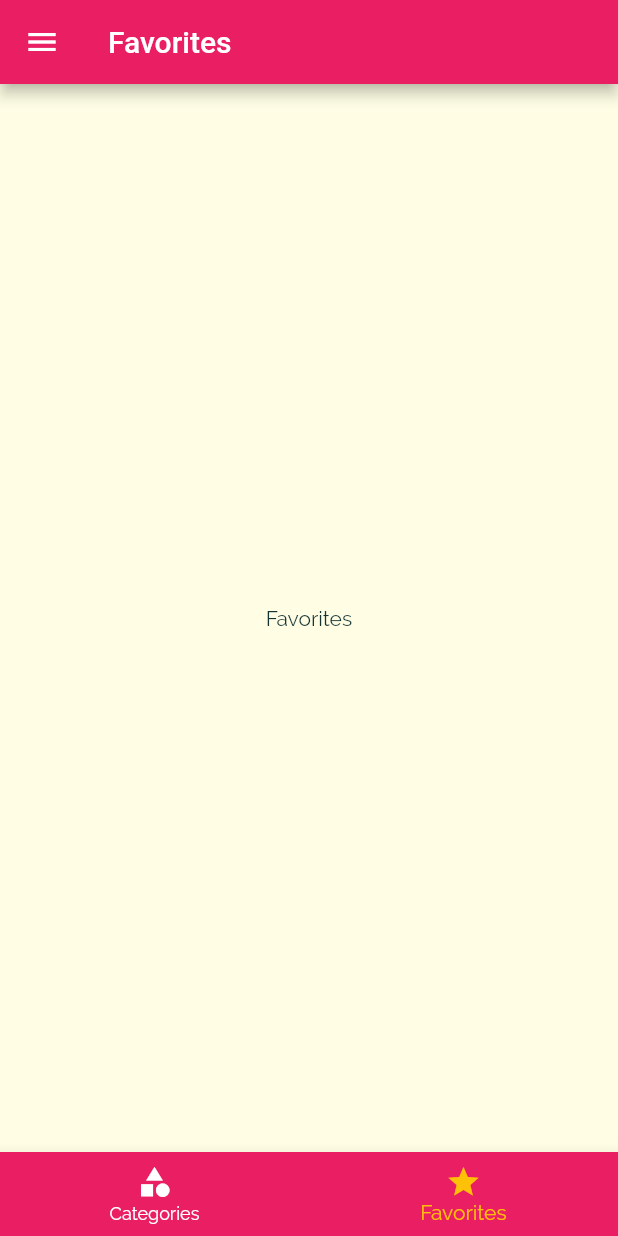
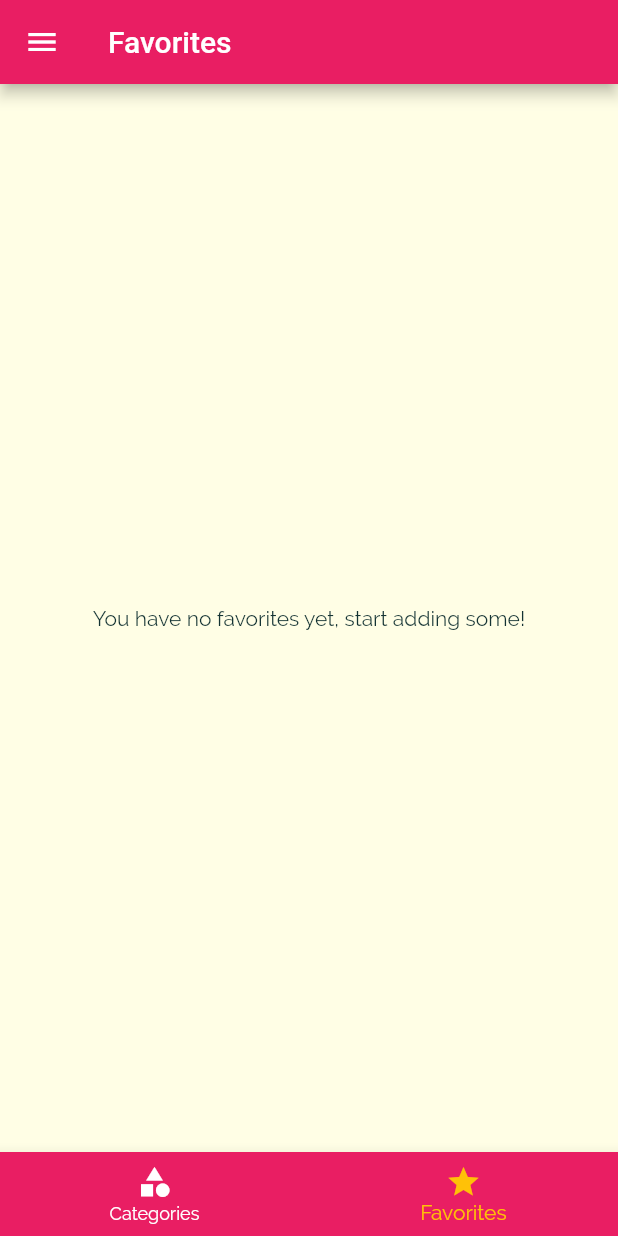
Before and after one commit to SJovis/flutter_recipes_app, a Flutter app: the screen it shows after launch, item 2 of the bottom bar chosen, on a phone screen of 412 x 824 dp. Run offline on Flutter 3.47's test engine with Material 2 defaults, Android fonts, the phone set to English and light mode, and no system bars.

Commit message:
favorites logic

```diff
--- a/lib/main.dart
+++ b/lib/main.dart
@@ -28,6 +28,25 @@ class _MyAppState extends State<MyApp> {
   };
 
   List<Meal> _availableMeals = DUMMY_MEALS;
+  List<Meal> _favoriteMeals = [];
+
+  void _toggleFavorite(String mealId) {
+    final existingIndex =
+        _favoriteMeals.indexWhere((meal) => meal.id == mealId);
+    if (existingIndex >= 0) {
+      setState(() {
+        _favoriteMeals.removeAt(existingIndex);
+      });
+    } else {
+      setState(() {
+        _favoriteMeals.add(DUMMY_MEALS.firstWhere((meal) => meal.id == mealId));
+      });
+    }
+  }
+
+  bool _isMealFavorite(String id) {
+    return _favoriteMeals.any((meal) => meal.id == id);
+  }
 
   void _setFilters(Map<String, bool> filterData) {
     setState(() {
@@ -74,10 +93,11 @@ class _MyAppState extends State<MyApp> {
       // home: const CategoriesScreen(),
       initialRoute: '/',
       routes: {
-        '/': (context) => const TabsScreen(),
+        '/': (context) => TabsScreen(favoriteMeals: _favoriteMeals),
         CategoryMealsScreen.routeName: (context) =>
             CategoryMealsScreen(availableMeals: _availableMeals),
-        MealDetailScreen.routeName: (context) => const MealDetailScreen(),
+        MealDetailScreen.routeName: (context) => MealDetailScreen(
+            toggleFavorite: _toggleFavorite, isFavorite: _isMealFavorite),
         FiltersScreen.routeName: (context) =>
             FiltersScreen(saveFilters: _setFilters, currentFilters: _filters),
       },
--- a/lib/screens/favorites_screen.dart
+++ b/lib/screens/favorites_screen.dart
@@ -1,12 +1,36 @@
 import 'package:flutter/material.dart';
 
+import '../models/meal.dart';
+import '../widgets/meal_item.dart';
+
 class FavoritesScreen extends StatelessWidget {
-  const FavoritesScreen({super.key});
+  final List<Meal> favoriteMeals;
+  const FavoritesScreen({super.key, required this.favoriteMeals});
 
   @override
   Widget build(BuildContext context) {
-    return const Center(
-      child: Text('Favorites'),
-    );
+    if (favoriteMeals.isEmpty) {
+      return const Center(
+        child: Text('You have no favorites yet, start adding some!'),
+      );
+    } else {
+      return Container(
+        padding: const EdgeInsets.all(15),
+        child: ListView.builder(
+          itemBuilder: (context, index) {
+            final meal = favoriteMeals[index];
+            return MealItem(
+              title: meal.title,
+              imageUrl: meal.imageUrl,
+              duration: meal.duration,
+              affordability: meal.affordability,
+              complexity: meal.complexity,
+              id: meal.id,
+            );
+          },
+          itemCount: favoriteMeals.length,
+        ),
+      );
+    }
   }
 }
--- a/lib/screens/filters_screen.dart
+++ b/lib/screens/filters_screen.dart
@@ -55,6 +55,7 @@ class _FiltersScreenState extends State<FiltersScreen> {
                 'lactose': _lactoseFree,
               };
               widget.saveFilters(selectedFilters);
+              Navigator.of(context).pushReplacementNamed('/');
             },
             icon: const Icon(Icons.save),
           ),
--- a/lib/screens/tabs_screen.dart
+++ b/lib/screens/tabs_screen.dart
@@ -1,23 +1,33 @@
 import 'package:flutter/material.dart';
+import '../models/meal.dart';
 import '../widgets/main_drawer.dart';
 import './categories_screen.dart';
 
 import './favorites_screen.dart';
 
 class TabsScreen extends StatefulWidget {
-  const TabsScreen({super.key});
+  final List<Meal> favoriteMeals;
+  const TabsScreen({super.key, required this.favoriteMeals});
 
   @override
   State<TabsScreen> createState() => _TabsScreenState();
 }
 
 class _TabsScreenState extends State<TabsScreen> {
-  final List<Map<String, Object>> _pages = const [
-    {'page': CategoriesScreen(), 'title': 'Categories'},
-    {'page': FavoritesScreen(), 'title': 'Favorites'}
-  ];
+  List<Map<String, Object>>? _pages;
+  int _selectedPageIndex = 0;
 
-  int _selectedPageIndex = 0;
+  @override
+  void initState() {
+    _pages = [
+      {'page': const CategoriesScreen(), 'title': 'Categories'},
+      {
+        'page': FavoritesScreen(favoriteMeals: widget.favoriteMeals),
+        'title': 'Favorites'
+      }
+    ];
+    super.initState();
+  }
 
   void _selectPage(int index) {
     setState(() {
@@ -29,10 +39,10 @@ class _TabsScreenState extends State<TabsScreen> {
   Widget build(BuildContext context) {
     return Scaffold(
         appBar: AppBar(
-          title: Text(_pages[_selectedPageIndex]['title'] as String),
+          title: Text(_pages![_selectedPageIndex]['title'] as String),
         ),
         drawer: const MainDrawer(),
-        body: _pages[_selectedPageIndex]['page'] as Widget,
+        body: _pages![_selectedPageIndex]['page'] as Widget,
         bottomNavigationBar: BottomNavigationBar(
           onTap: _selectPage,
           backgroundColor: Theme.of(context).colorScheme.primary,
```
Also changed, not shown: lib/screens/category_meals_screen.dart (+5 -6 lines), lib/screens/meal_detail_screen.dart (+7 -5 lines), lib/widgets/meal_item.dart (+8 -10 lines).
